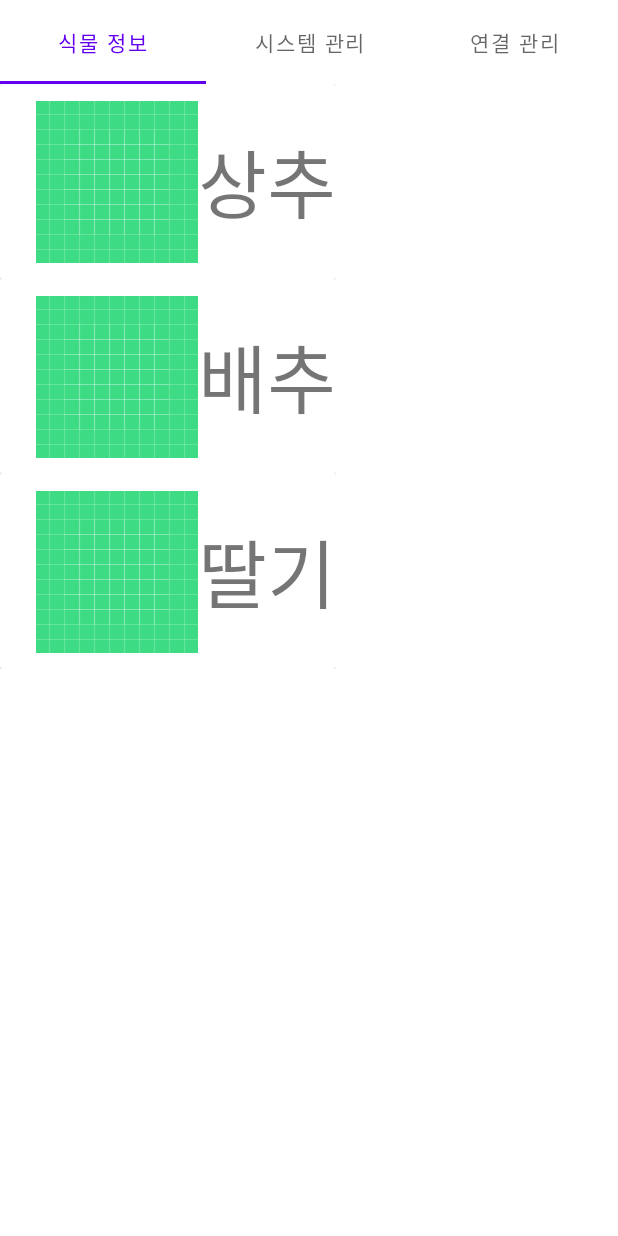
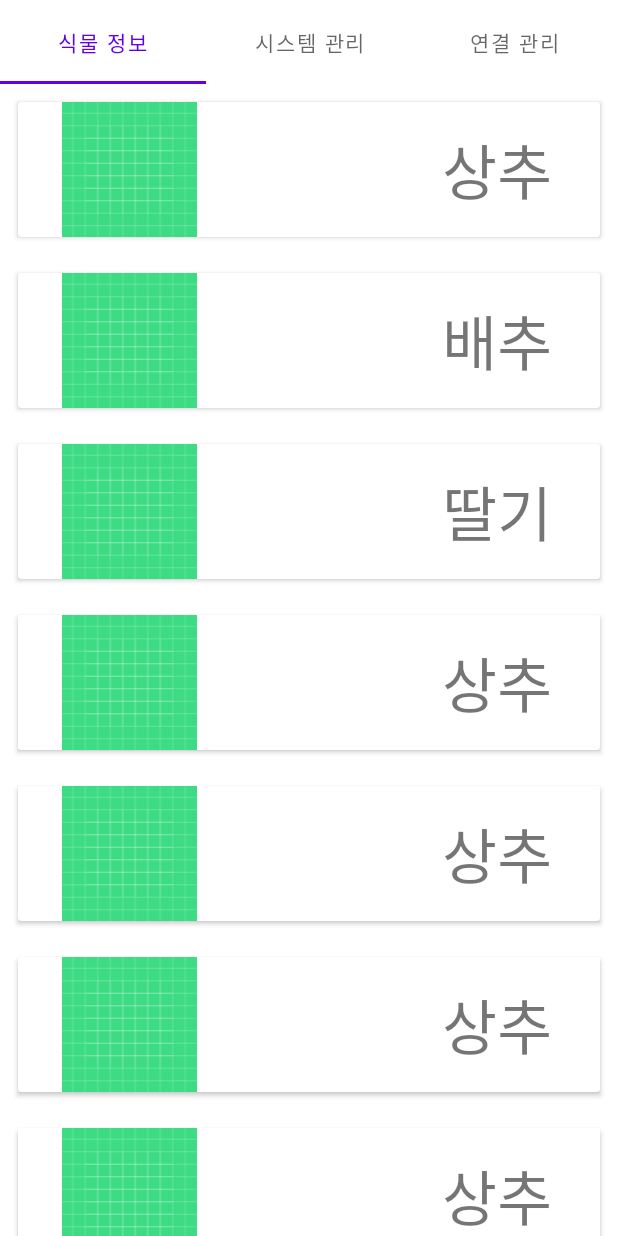
Before and after one commit to gunamkwon/SmartHydroponicsSystem_Refacotring, an Android app: the screen it shows after launch (MainActivity), on a phone screen of 412 x 824 dp. Run offline under Robolectric (Android 15) with nearby library versions, the phone set to English and light mode, and no system bars; 1 statement that could not run was skipped.

Commit message:
fix: RecyclerView Item UI 원하는대로 나오도록 수정
Issue #6 참고

```diff
--- a/SmartHydroponicsSystem/app/src/main/java/com/example/smarthydroponicssystem/PlantFragment.kt
+++ b/SmartHydroponicsSystem/app/src/main/java/com/example/smarthydroponicssystem/PlantFragment.kt
@@ -5,7 +5,9 @@ import android.view.LayoutInflater
 import android.view.View
 import android.view.ViewGroup
 import androidx.fragment.app.Fragment
+import androidx.recyclerview.widget.GridLayoutManager
 import androidx.recyclerview.widget.LinearLayoutManager
+import androidx.recyclerview.widget.RecyclerView
 import com.example.smarthydroponicssystem.databinding.FragmentPlantBinding
 import com.example.smarthydroponicssystem.model.Plant
 import com.example.smarthydroponicssystem.util.PlantAdapter
@@ -33,13 +35,17 @@ class PlantFragment: Fragment() {
                 val list = listOf(
                     Plant("상추", R.drawable.ic_launcher_background, "", 0, 100),
                     Plant("배추", R.drawable.ic_launcher_background,"", 0, 100),
-                    Plant("딸기", R.drawable.ic_launcher_background,"", 0, 100))
+                    Plant("딸기", R.drawable.ic_launcher_background,"", 0, 100),
+                    Plant("상추", R.drawable.ic_launcher_background, "", 0, 100),
+                    Plant("상추", R.drawable.ic_launcher_background, "", 0, 100),
+                    Plant("상추", R.drawable.ic_launcher_background, "", 0, 100),
+                    Plant("상추", R.drawable.ic_launcher_background, "", 0, 100))
                 this.plantList.addAll(list)
             }
 
             this.adapter = adapter
             this.layoutManager = LinearLayoutManager(context)
-            this.setHasFixedSize(true)
+            this.hasFixedSize(true)
         }
     }
 }
--- a/SmartHydroponicsSystem/app/src/main/java/com/example/smarthydroponicssystem/util/PlantAdapter.kt
+++ b/SmartHydroponicsSystem/app/src/main/java/com/example/smarthydroponicssystem/util/PlantAdapter.kt
@@ -4,11 +4,7 @@ import android.content.Context
 import android.content.Intent
 import android.view.LayoutInflater
 import android.view.ViewGroup
-import androidx.core.content.ContextCompat
-import androidx.fragment.app.FragmentManager
-import androidx.fragment.app.FragmentTransaction
 import androidx.recyclerview.widget.RecyclerView
-import com.example.smarthydroponicssystem.MainActivity
 import com.example.smarthydroponicssystem.PlantDetailActivity
 import com.example.smarthydroponicssystem.databinding.ItemPlantBinding
 import com.example.smarthydroponicssystem.model.Plant
@@ -49,7 +45,7 @@ class PlantAdapter(context: Context): RecyclerView.Adapter<PlantAdapter.PlantVie
 
         companion object {
             fun from(parent: ViewGroup): PlantViewHolder {
-                val binding = ItemPlantBinding.inflate(LayoutInflater.from(parent.context))
+                val binding = ItemPlantBinding.inflate(LayoutInflater.from(parent.context),parent,false)
                 return PlantViewHolder(binding)
             }
         }
--- a/SmartHydroponicsSystem/app/src/main/res/layout/activity_main.xml
+++ b/SmartHydroponicsSystem/app/src/main/res/layout/activity_main.xml
@@ -12,6 +12,7 @@
         android:layout_height="?attr/actionBarSize"
         app:layout_constraintTop_toTopOf="parent"
         app:layout_constraintLeft_toLeftOf="parent"
+        app:layout_constraintBottom_toTopOf="@id/main_viewPager"
         app:layout_constraintRight_toRightOf="parent">
 
     </com.google.android.material.tabs.TabLayout>
@@ -25,7 +26,6 @@
         app:layout_constraintLeft_toLeftOf="parent"
         app:layout_constraintRight_toRightOf="parent">
 
-
     </androidx.viewpager2.widget.ViewPager2>
 
 </androidx.constraintlayout.widget.ConstraintLayout>
--- a/SmartHydroponicsSystem/app/src/main/res/layout/fragment_plant.xml
+++ b/SmartHydroponicsSystem/app/src/main/res/layout/fragment_plant.xml
@@ -1,18 +1,16 @@
 <?xml version="1.0" encoding="utf-8"?>
 <androidx.constraintlayout.widget.ConstraintLayout xmlns:android="http://schemas.android.com/apk/res/android"
+    xmlns:app="http://schemas.android.com/apk/res-auto"
     android:layout_width="match_parent"
-    android:layout_height="match_parent"
-    xmlns:app="http://schemas.android.com/apk/res-auto">
+    android:layout_height="match_parent">
 
     <androidx.recyclerview.widget.RecyclerView
         android:id="@+id/plant_recyclerView"
+        android:layout_width="0dp"
         android:layout_height="0dp"
-        android:layout_width="0dp"
-        app:layout_constraintTop_toTopOf="parent"
         app:layout_constraintBottom_toBottomOf="parent"
-        app:layout_constraintLeft_toLeftOf="parent"
-        app:layout_constraintRight_toRightOf="parent">
-
-    </androidx.recyclerview.widget.RecyclerView>
+        app:layout_constraintEnd_toEndOf="parent"
+        app:layout_constraintStart_toStartOf="parent"
+        app:layout_constraintTop_toTopOf="parent" />
 
 </androidx.constraintlayout.widget.ConstraintLayout>
--- a/SmartHydroponicsSystem/app/src/main/res/layout/item_plant.xml
+++ b/SmartHydroponicsSystem/app/src/main/res/layout/item_plant.xml
@@ -1,16 +1,18 @@
 <?xml version="1.0" encoding="utf-8"?>
 <androidx.constraintlayout.widget.ConstraintLayout xmlns:android="http://schemas.android.com/apk/res/android"
+    xmlns:app="http://schemas.android.com/apk/res-auto"
     android:layout_width="match_parent"
-    android:layout_height="match_parent"
-    xmlns:app="http://schemas.android.com/apk/res-auto">
+    android:layout_height="wrap_content">
 
     <androidx.cardview.widget.CardView
         android:id="@+id/item_card_view"
         android:layout_width="match_parent"
-        app:layout_constraintLeft_toLeftOf="parent"
-        app:layout_constraintRight_toRightOf="parent"
-        app:layout_constraintTop_toTopOf="parent"
-        android:layout_height="130dp">
+        android:layout_height="90dp"
+        android:layout_margin="12dp"
+        app:layout_constraintEnd_toEndOf="parent"
+        app:layout_constraintBottom_toBottomOf="parent"
+        app:layout_constraintStart_toStartOf="parent"
+        app:layout_constraintTop_toTopOf="parent">
 
         <androidx.constraintlayout.widget.ConstraintLayout
             android:layout_width="match_parent"
@@ -18,28 +20,30 @@
 
             <ImageView
                 android:id="@+id/plant_card_image"
-                android:layout_width="wrap_content"
+                android:layout_width="100dp"
                 android:layout_height="wrap_content"
+                android:layout_marginStart="24dp"
+                android:layout_marginTop="8dp"
+                android:layout_marginBottom="8dp"
+                android:contentDescription="@string/plant_image_description"
+                android:src="@drawable/lettuce"
+                app:layout_constraintBottom_toBottomOf="parent"
                 app:layout_constraintLeft_toLeftOf="parent"
-                app:layout_constraintTop_toTopOf="parent"
-                app:layout_constraintBottom_toBottomOf="parent"
-                android:background="@drawable/ic_launcher_background"
-                android:layout_marginTop="12dp"
-                android:layout_marginBottom="12dp"
-                android:layout_marginLeft="24dp"/>
+                app:layout_constraintTop_toTopOf="parent" />
 
             <TextView
                 android:id="@+id/plant_text"
                 android:layout_width="wrap_content"
                 android:layout_height="wrap_content"
+                android:layout_marginRight="32dp"
                 android:text="@string/lettuce"
-                android:textSize="50sp"
-                app:layout_constraintTop_toTopOf="parent"
+                android:textSize="40sp"
                 app:layout_constraintBottom_toBottomOf="parent"
-                app:layout_constraintLeft_toRightOf="@id/plant_card_image"
-                app:layout_constraintHorizontal_bias="0.7"
-                app:layout_constraintRight_toRightOf="parent"/>
+                app:layout_constraintRight_toRightOf="parent"
+                app:layout_constraintTop_toTopOf="parent" />
 
         </androidx.constraintlayout.widget.ConstraintLayout>
+
     </androidx.cardview.widget.CardView>
+
 </androidx.constraintlayout.widget.ConstraintLayout>
--- a/SmartHydroponicsSystem/app/src/main/res/values/strings.xml
+++ b/SmartHydroponicsSystem/app/src/main/res/values/strings.xml
@@ -5,4 +5,5 @@
     <string name="connection_control">연결 관리</string>
     <string name="lettuce">상추</string>
     <string name="tds_title">적정 TDS 농도</string>
+    <string name="plant_image_description">식물 이미지</string>
 </resources>
```
